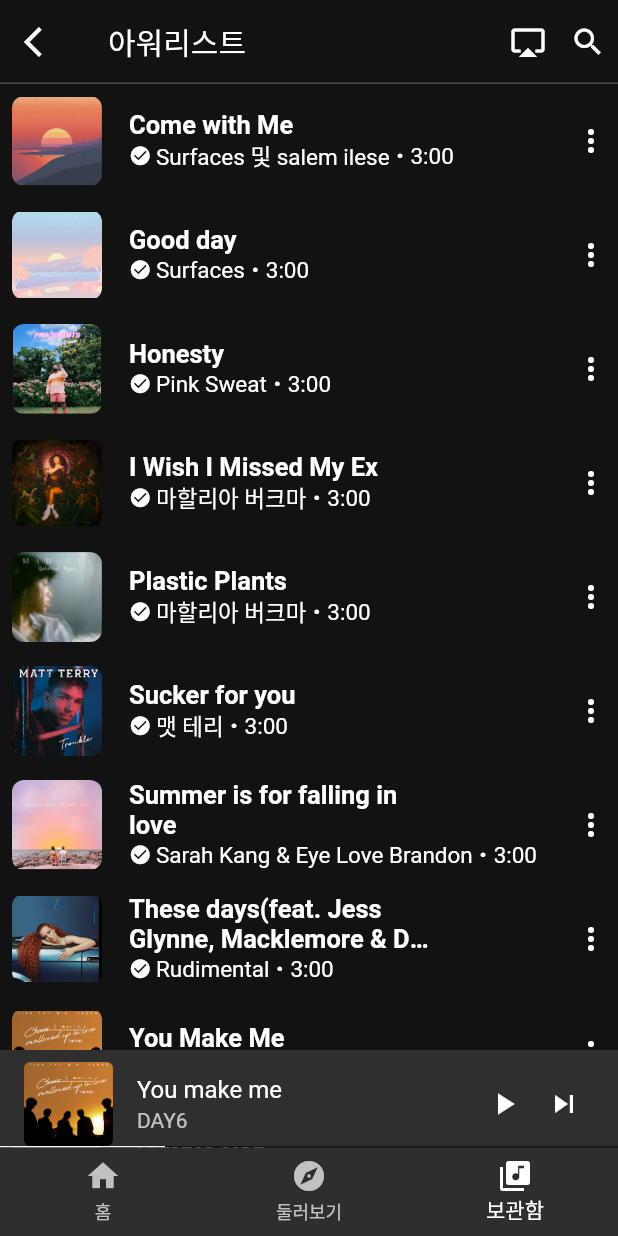
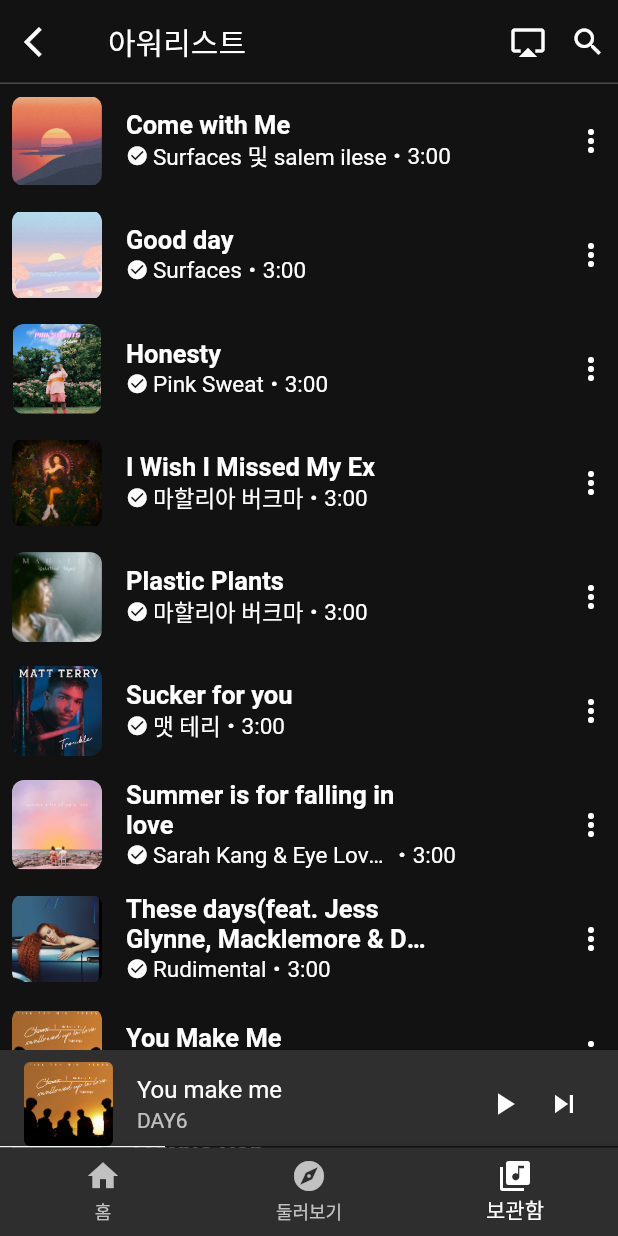
Before and after one commit to 9weeks-flutter-sfac/assignment-yunhyerim, a Flutter app: the screen it shows after launch, on a phone screen of 412 x 824 dp. Run offline on Flutter 3.47's test engine with Material 2 defaults, Android fonts, the phone set to English and light mode, and no system bars.

Commit message:
Day3 Assignment2 Complete

```diff
--- a/day3/assignment2/lib/MusicTile.dart
+++ b/day3/assignment2/lib/MusicTile.dart
@@ -32,7 +32,7 @@
           ),
         ),
         SizedBox(
-          width: 10,
+          width: 8,
         ),
         //설명
         Column(
@@ -52,7 +52,9 @@
               ),
             ),
             //가수 and playtime
-            Row(
+            SizedBox(
+              width: 220,
+              child: Row(
                 mainAxisSize: MainAxisSize.min,
                 children: [
                   Icon(
@@ -60,28 +62,30 @@
                     size: 15,
                   ),
                   SizedBox(width: 3),
-                Text(
+                  //가수
+                  Flexible(
+                    child: Text(
                       artist,
                       style: TextStyle(fontSize: 15),
                       maxLines: 1,
                       overflow: TextOverflow.ellipsis,
+                    ),
                   ),
                   Text(
                     ' · ',
                     style: TextStyle(
                       fontSize: 17,
                       fontWeight: FontWeight.w900,
-                      overflow: TextOverflow.visible),
+                      // overflow: TextOverflow.visible,
                     ),
-                SizedBox(
-                  width: 40,
-                  child: Text(
+                  ),
+                  Text(
                     playtime,
                     style: TextStyle(fontSize: 15),
                     maxLines: 1,
-                  ),
                   )
                 ],
+              ),
             ),
           ],
         ),
```
Lines whose indentation alone changed are shown as unchanged.
